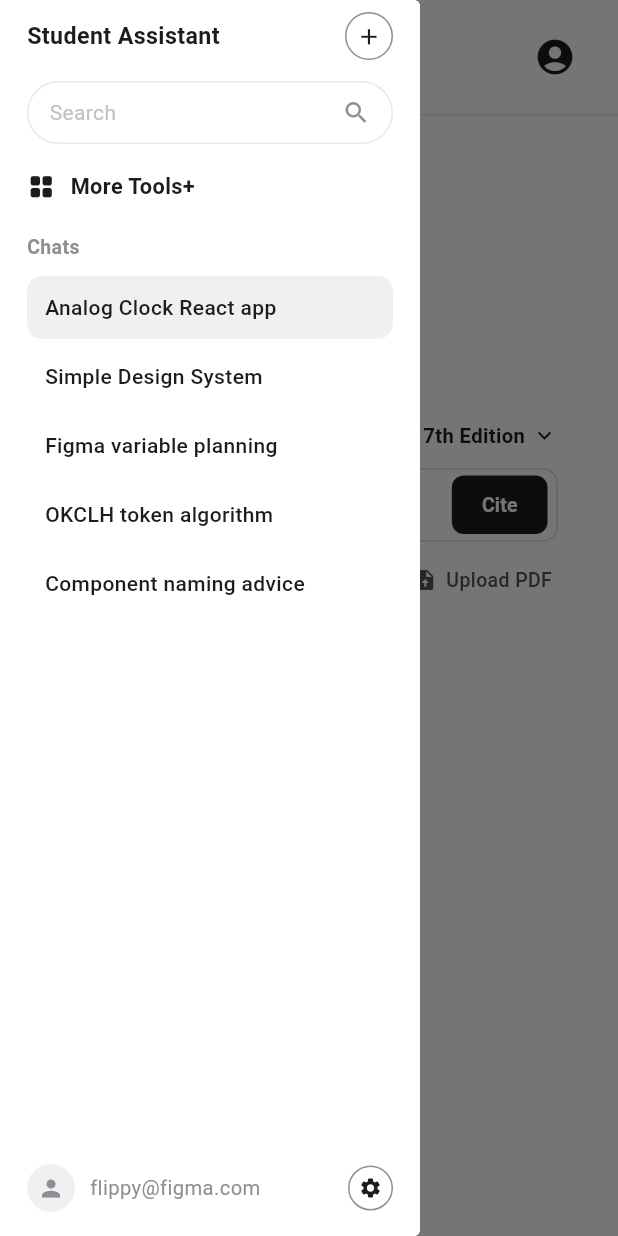
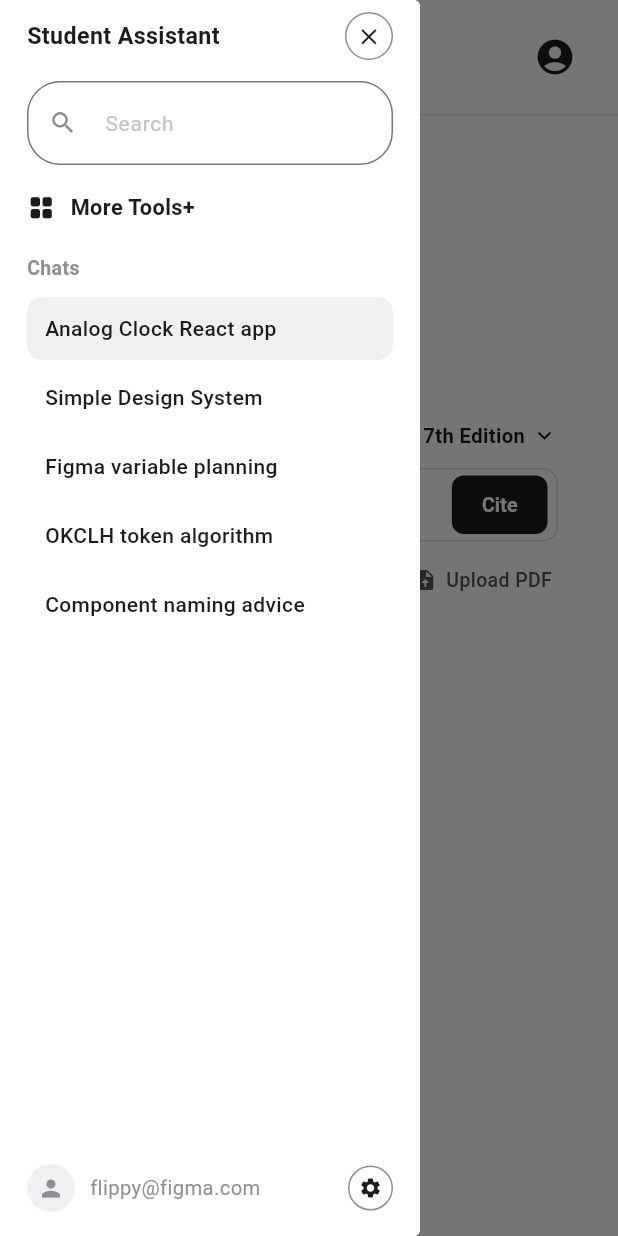
Before and after one commit to umriafif/prototype-student-assistant, a Flutter app: the CitationScreen screen opened directly, with the side drawer open, on a phone screen of 412 x 824 dp. Run offline on Flutter 3.47's test engine with Material 3 defaults, Android fonts, the phone set to English and light mode, and no system bars.

Commit message:
Perbaikan sidebar
- tombol close sidebar
- textfield untuk search

```diff
--- a/lib/widgets/sidebar.dart
+++ b/lib/widgets/sidebar.dart
@@ -47,15 +47,23 @@ class Sidebar extends StatelessWidget {
                 ),
                 const SizedBox(width: 8),
                 _CircleButton(
-                  icon: Icons.add,
+                  icon: Icons.clear,
                   size: 22,
-                  onTap: () => _placeholder(context, 'Fitur belum tersedia'),
+                  onTap: () => Navigator.of(context).pop(),
                 ),
               ],
             ),
             const SizedBox(height: 14),
-            _SearchPill(
-              onTap: () => _placeholder(context, 'Fitur belum tersedia'),
+            const TextField(
+              decoration: InputDecoration(
+                hintText: 'Search',
+                hintStyle: TextStyle(fontSize: 14, color: _greylight),
+                prefixIcon: Icon(Icons.search, size: 19, color: _greys),
+                border: OutlineInputBorder(
+                  borderRadius: BorderRadius.all(Radius.circular(22)),
+                  borderSide: BorderSide(color: _border),
+                ),
+              ),
             ),
             const SizedBox(height: 18),
             _RowItem(
@@ -63,7 +71,9 @@ class Sidebar extends StatelessWidget {
               label: 'More Tools+',
               onTap: () {
                 Navigator.of(context).push(
-                  MaterialPageRoute<void>(builder: (_) => const ToolMenuScreen()),
+                  MaterialPageRoute<void>(
+                    builder: (_) => const ToolMenuScreen(),
+                  ),
                 );
               },
             ),
@@ -85,7 +95,8 @@ class Sidebar extends StatelessWidget {
                     _ChatItem(
                       title: _sampleChats[i],
                       active: i == 0,
-                      onTap: () => _placeholder(context, 'Fitur belum tersedia'),
+                      onTap: () =>
+                          _placeholder(context, 'Fitur belum tersedia'),
                     ),
                 ],
               ),
@@ -94,12 +105,16 @@ class Sidebar extends StatelessWidget {
             _FooterRow(
               onProfile: () {
                 Navigator.of(context).push(
-                  MaterialPageRoute<void>(builder: (_) => const ProfileScreen()),
+                  MaterialPageRoute<void>(
+                    builder: (_) => const ProfileScreen(),
+                  ),
                 );
               },
               onSettings: () {
                 Navigator.of(context).push(
-                  MaterialPageRoute<void>(builder: (_) => const ProfileScreen()),
+                  MaterialPageRoute<void>(
+                    builder: (_) => const ProfileScreen(),
+                  ),
                 );
               },
             ),
@@ -131,39 +146,6 @@ class SidebarDrawer extends StatelessWidget {
         ),
       ),
       child: const Sidebar(),
-    );
-  }
-}
-
-class _SearchPill extends StatelessWidget {
-  const _SearchPill({required this.onTap});
-
-  final VoidCallback onTap;
-
-  @override
-  Widget build(BuildContext context) {
-    return GestureDetector(
-      onTap: onTap,
-      child: Container(
-        height: 42,
-        padding: const EdgeInsets.symmetric(horizontal: 14),
-        decoration: BoxDecoration(
-          color: Colors.white,
-          border: Border.all(color: _border),
-          borderRadius: BorderRadius.circular(22),
-        ),
-        child: Row(
-          children: const [
-            Expanded(
-              child: Text(
-                'Search',
-                style: TextStyle(fontSize: 14, color: _greylight),
-              ),
-            ),
-            Icon(Icons.search, size: 19, color: _greys),
-          ],
-        ),
-      ),
     );
   }
 }
```
Also changed, not shown: lib/login.dart (deleted, +0 -40 lines), lib/signin_screen.dart (+14 -18 lines), lib/signup_screen.dart (+14 -17 lines), lib/widgets/sidebar_welcome.dart (+12 -4 lines).
